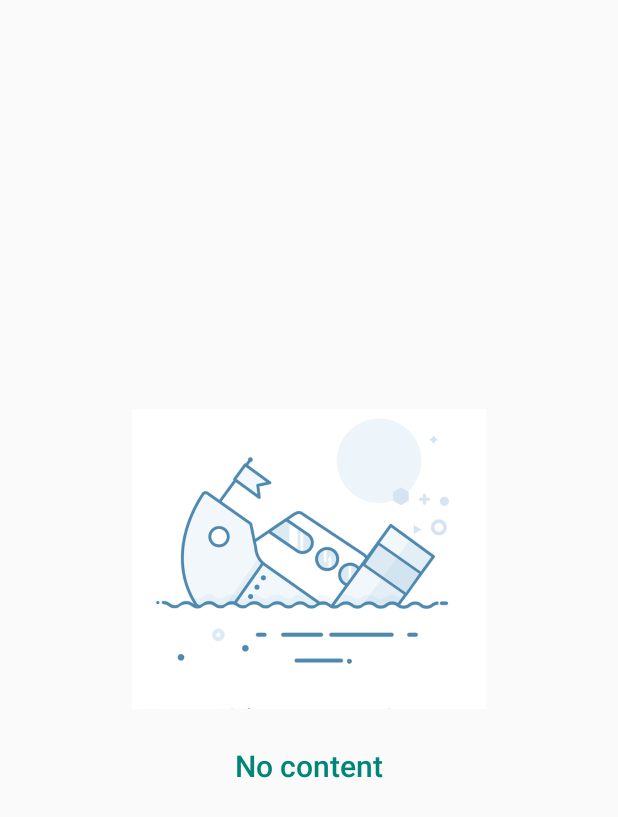
After one commit to skliba/BookMe, an Android app: the layout empty_state.xml on its own in the app's theme, with its tools: preview values and no code run, on a phone screen of 412 x 824 dp. The commit adds this screen. Shown: the top 817 px of the screen. Run offline under Robolectric (Android 15) with nearby library versions, the phone set to English and light mode, and no system bars.

Commit message:
Implement empty state and error handling

```diff
--- a/app/src/main/AndroidManifest.xml
+++ b/app/src/main/AndroidManifest.xml
@@ -16,7 +16,10 @@
         android:networkSecurityConfig="@xml/network_security_config"
         tools:ignore="GoogleAppIndexingWarning,UnusedAttribute">
 
-        <activity android:name=".ui.booksList.BooksListActivity">
+        <activity
+            android:name=".ui.booksList.BooksListActivity"
+            android:windowSoftInputMode="adjustResize"
+            android:screenOrientation="portrait">
             <intent-filter>
                 <action android:name="android.intent.action.MAIN"/>
 
--- a/app/src/main/java/com/example/stefano/bookme/BookApplication.kt
+++ b/app/src/main/java/com/example/stefano/bookme/BookApplication.kt
@@ -30,7 +30,7 @@ class BookApplication : MultiDexApplication(), HasActivityInjector {
         initVectorGraphics()
         initThreeTen()
         initDagger()
-        //initPolicies()
+        initPolicies()
         initTimber()
     }
 
--- a/app/src/main/java/com/example/stefano/bookme/data/models/Book.kt
+++ b/app/src/main/java/com/example/stefano/bookme/data/models/Book.kt
@@ -1,6 +1,12 @@
 package com.example.stefano.bookme.data.models
 
 import com.squareup.moshi.Json
+
+data class EntityType(
+        @field:Json(name = "kind") val type: String,
+        @field:Json(name = "totalItems") val totalItems: Int,
+        @field:Json(name = "items") val items: List<Book>?
+)
 
 data class Book(
         @field:Json(name = "id") val id: String,
--- a/app/src/main/java/com/example/stefano/bookme/di/AppComponent.kt
+++ b/app/src/main/java/com/example/stefano/bookme/di/AppComponent.kt
@@ -11,7 +11,8 @@ import javax.inject.Singleton
 @Component(modules = arrayOf(
         AndroidSupportInjectionModule::class,
         ActivityBuilder::class,
-        ApiModule::class
+        ApiModule::class,
+        ProvidersModule::class
 ))
 interface AppComponent {
 
--- a/app/src/main/java/com/example/stefano/bookme/ui/base/BaseActivity.kt
+++ b/app/src/main/java/com/example/stefano/bookme/ui/base/BaseActivity.kt
@@ -29,8 +29,8 @@ abstract class BaseActivity : AppCompatActivity(), BaseMvp.View {
         presenter = providePresenter()
     }
 
-    override fun showError(message: String?) {
-        Snackbar.make(findViewById(android.R.id.content), message!!, Snackbar.LENGTH_LONG)
+    override fun showError(message: String) {
+        Snackbar.make(findViewById(R.id.root), message, Snackbar.LENGTH_LONG).show()
     }
 
     override fun showProgress() {
--- a/app/src/main/java/com/example/stefano/bookme/ui/base/BaseMvp.kt
+++ b/app/src/main/java/com/example/stefano/bookme/ui/base/BaseMvp.kt
@@ -5,7 +5,7 @@ interface BaseMvp {
     interface View {
         fun showProgress()
         fun hideProgress()
-        fun showError(message: String?)
+        fun showError(message: String)
     }
 
     interface Presenter {
--- a/app/src/main/res/layout/activity_books_list.xml
+++ b/app/src/main/res/layout/activity_books_list.xml
@@ -4,6 +4,7 @@
     xmlns:tools="http://schemas.android.com/tools"
     xmlns:app="http://schemas.android.com/apk/res-auto"
     android:id="@+id/root"
+    android:background="@color/white100"
     android:layout_width="match_parent"
     android:layout_height="match_parent"
     android:animateLayoutChanges="true"
@@ -20,6 +21,7 @@
         android:layout_margin="16dp"
         android:hint="@string/search_hint"
         android:textSize="14sp"
+        android:inputType="textCapWords"
         app:layout_constraintStart_toStartOf="parent"
         app:layout_constraintEnd_toEndOf="parent"
         app:layout_constraintTop_toBottomOf="@+id/toolbar"
@@ -37,4 +39,8 @@
         app:layoutManager="android.support.v7.widget.LinearLayoutManager"
         tools:ignore="UnknownIdInLayout"/>
 
+    <include
+        layout="@layout/empty_state"
+        android:visibility="gone"/>
+
 </android.support.constraint.ConstraintLayout>
--- /dev/null
+++ b/app/src/main/res/layout/empty_state.xml
@@ -0,0 +1,49 @@
+<?xml version="1.0" encoding="utf-8"?>
+<android.support.constraint.ConstraintLayout
+    xmlns:android="http://schemas.android.com/apk/res/android"
+    xmlns:app="http://schemas.android.com/apk/res-auto"
+    android:id="@+id/emptyState"
+    android:layout_width="match_parent"
+    android:layout_height="match_parent"
+    app:layout_constraintTop_toBottomOf="@+id/toolbar">
+
+    <ImageView
+        android:id="@+id/emptyStateIcon"
+        android:layout_width="0dp"
+        android:layout_height="200dp"
+        android:src="@drawable/ic_no_content"
+        app:layout_constraintStart_toStartOf="parent"
+        app:layout_constraintEnd_toEndOf="parent"
+        app:layout_constraintTop_toTopOf="parent"
+        app:layout_constraintBottom_toTopOf="@id/emptyStateTitle"
+        app:layout_constraintVertical_chainStyle="packed"/>
+
+    <TextView
+        android:id="@+id/emptyStateTitle"
+        android:layout_width="0dp"
+        android:layout_height="wrap_content"
+        android:layout_marginTop="24dp"
+        android:gravity="center"
+        android:text="@string/empty_state_title"
+        android:textColor="@color/colorPrimary"
+        android:textAppearance="@style/TextAppearance.AppCompat.Title"
+        app:layout_constraintStart_toStartOf="parent"
+        app:layout_constraintEnd_toEndOf="parent"
+        app:layout_constraintTop_toBottomOf="@id/emptyStateIcon"
+        app:layout_constraintBottom_toTopOf="@id/emptyStateDescription"/>
+
+    <TextView
+        android:id="@+id/emptyStateDescription"
+        android:layout_width="0dp"
+        android:layout_height="wrap_content"
+        android:layout_marginStart="16dp"
+        android:layout_marginEnd="16dp"
+        android:layout_marginTop="8dp"
+        android:gravity="center"
+        android:textColor="@color/colorPrimary"
+        android:textAppearance="@style/TextAppearance.AppCompat.Body1"
+        app:layout_constraintStart_toStartOf="parent"
+        app:layout_constraintEnd_toEndOf="parent"
+        app:layout_constraintTop_toBottomOf="@id/emptyStateTitle"
+        app:layout_constraintBottom_toBottomOf="parent"/>
+</android.support.constraint.ConstraintLayout>
--- a/app/src/main/res/values/strings.xml
+++ b/app/src/main/res/values/strings.xml
@@ -1,4 +1,12 @@
 <resources>
     <string name="app_name">BookMe</string>
     <string name="search_hint">Book name you wish to search for</string>
+    <string name="empty_state_title">No content</string>
+    <string name="empty_state_description">It appears that there are no books in the library that matches: %s</string>
+
+
+    <!-- Api Errors -->
+    <string name="unknownHostException">"It appears that you're disconnected, could you please check your internet connection, and try again."</string>
+
+    <string name="unknownError">"Unknown error has occurred."</string>
 </resources>
--- a/app/src/main/res/values/styles.xml
+++ b/app/src/main/res/values/styles.xml
@@ -1,7 +1,8 @@
 <resources>
 
     <!-- Base application theme. -->
-    <style name="AppTheme" parent="Theme.AppCompat.Light.DarkActionBar">
+    <style name="AppTheme"
+           parent="Theme.AppCompat.Light.DarkActionBar">
         <!-- Customize your theme here. -->
         <item name="colorPrimary">@color/colorPrimary</item>
         <item name="colorPrimaryDark">@color/colorPrimaryDark</item>
@@ -11,7 +12,8 @@
         <item name="colorControlHighlight">@color/colorAccent</item>
     </style>
 
-    <style name="NoActionBar" parent="Theme.AppCompat.Light.NoActionBar">
+    <style name="NoActionBar"
+           parent="Theme.AppCompat.Light.NoActionBar">
         <item name="colorPrimary">@color/colorPrimary</item>
         <item name="colorPrimaryDark">@color/colorPrimaryDark</item>
         <item name="colorAccent">@color/colorAccent</item>
```
Also changed, not shown: app/src/main/java/com/example/stefano/bookme/data/models/EntityType.kt (deleted, +0 -9 lines), app/src/main/java/com/example/stefano/bookme/di/ProvidersModule.kt (added, +14 -0 lines), app/src/main/java/com/example/stefano/bookme/ui/booksList/BooksListActivity.kt (+14 -6 lines), app/src/main/java/com/example/stefano/bookme/ui/booksList/BooksListPresenter.kt (+34 -12 lines), app/src/main/java/com/example/stefano/bookme/util/managers/StringManager.kt (added, +8 -0 lines), app/src/main/java/com/example/stefano/bookme/util/managers/StringManagerImpl.kt (added, +9 -0 lines), app/src/main/java/com/example/stefano/bookme/data/interactors/BooksListInteractor.kt (line endings or trailing spaces), app/src/main/res/drawable/ic_no_content.png (added).
